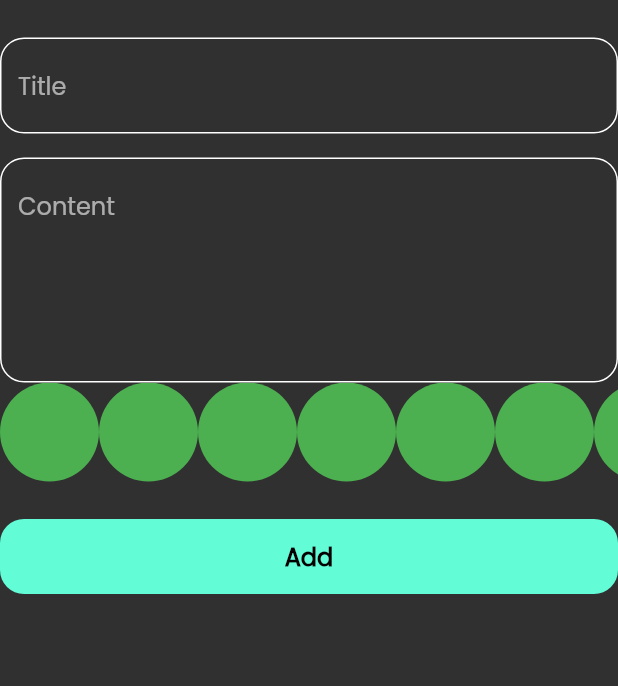
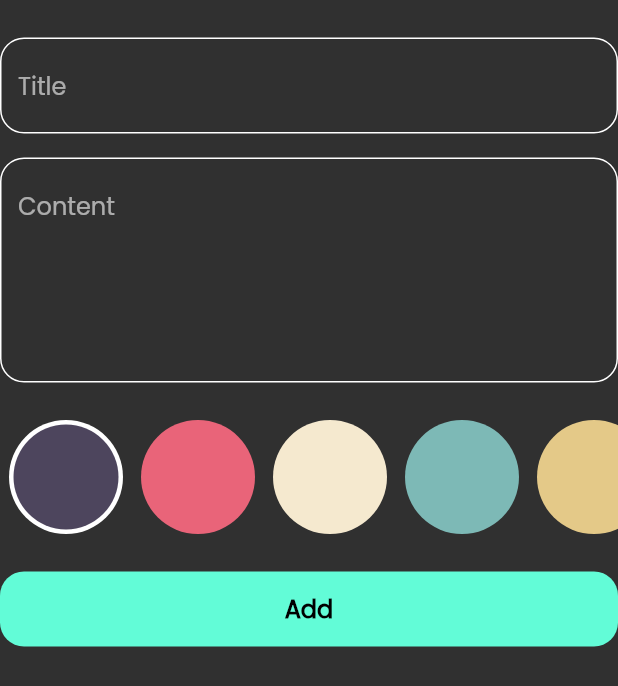
Before and after one commit to elsankary99/notes_app2, a Flutter app: the AddNoteForm widget shown alone on an empty page, opened directly, on a phone screen of 412 x 824 dp. Shown: the top 686 px of the screen. Run offline on Flutter 3.47's test engine with Material 2 defaults, Android fonts, the phone set to English and light mode, and no system bars; our stand-ins replace bloc, flutter_bloc, font_awesome_flutter, hive, hive_flutter, modal_progress_hud_nsn; accounts and stored records are empty.

Commit message:
Colors listview part two

```diff
--- a/lib/views/widgets/add_notes_form.dart
+++ b/lib/views/widgets/add_notes_form.dart
@@ -42,6 +42,7 @@ class _AddNoteFormState extends State<AddNoteForm> {
             },
             hintText: 'Content',
             maxLines: 5),
+        const SizedBox(height: 25),
         const ColorListView(),
         const SizedBox(height: 25),
         BlocBuilder<AddNoteCubit, AddNoteState>(
--- a/lib/views/widgets/colors_list_view.dart
+++ b/lib/views/widgets/colors_list_view.dart
@@ -1,29 +1,65 @@
 import 'package:flutter/material.dart';
 
 class ColorItem extends StatelessWidget {
-  const ColorItem({super.key});
-
+  const ColorItem({super.key, required this.isActive, required this.colors});
+  final bool isActive;
+  final Color colors;
   @override
   Widget build(BuildContext context) {
-    return const CircleAvatar(
-      radius: 33,
-      backgroundColor: Colors.green,
-    );
+    return isActive
+        ? CircleAvatar(
+            radius: 38,
+            backgroundColor: Colors.white,
+            child: CircleAvatar(
+              radius: 35,
+              backgroundColor: colors,
+            ),
+          )
+        : CircleAvatar(
+            radius: 38,
+            backgroundColor: colors,
+          );
   }
 }
 
-class ColorListView extends StatelessWidget {
+class ColorListView extends StatefulWidget {
   const ColorListView({super.key});
+
+  @override
+  State<ColorListView> createState() => _ColorListViewState();
+}
+
+class _ColorListViewState extends State<ColorListView> {
+  int currentIndex = 0;
+  List<Color> colors = const [
+    Color(0xff4D455D),
+    Color(0xffE96479),
+    Color(0xffF5E9CF),
+    Color(0xff7DB9B6),
+    Color(0xffE4C988),
+  ];
 
   @override
   Widget build(BuildContext context) {
     return SizedBox(
-      height: 33 * 2,
+      height: 38 * 2,
       child: ListView.builder(
         scrollDirection: Axis.horizontal,
-        itemCount: 10,
+        itemCount: colors.length,
         itemBuilder: (context, index) {
-          return const ColorItem();
+          return Padding(
+            padding: const EdgeInsets.symmetric(horizontal: 6),
+            child: GestureDetector(
+              onTap: () {
+                currentIndex = index;
+                setState(() {});
+              },
+              child: ColorItem(
+                colors: colors[index],
+                isActive: currentIndex == index,
+              ),
+            ),
+          );
         },
       ),
     );
```
